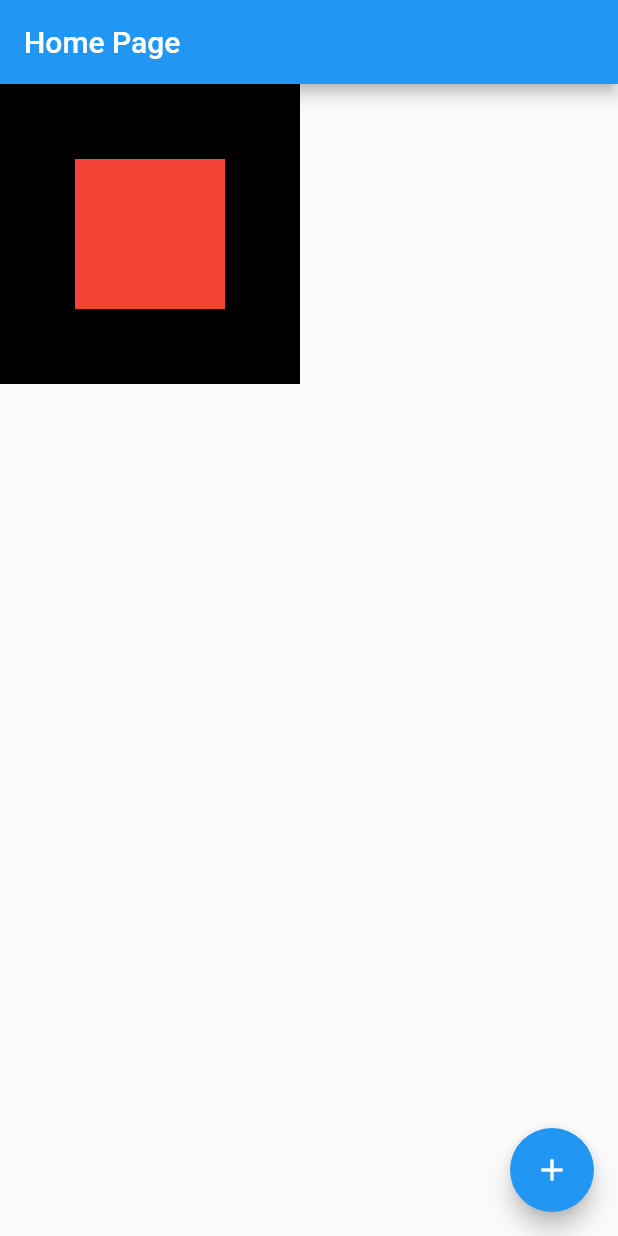
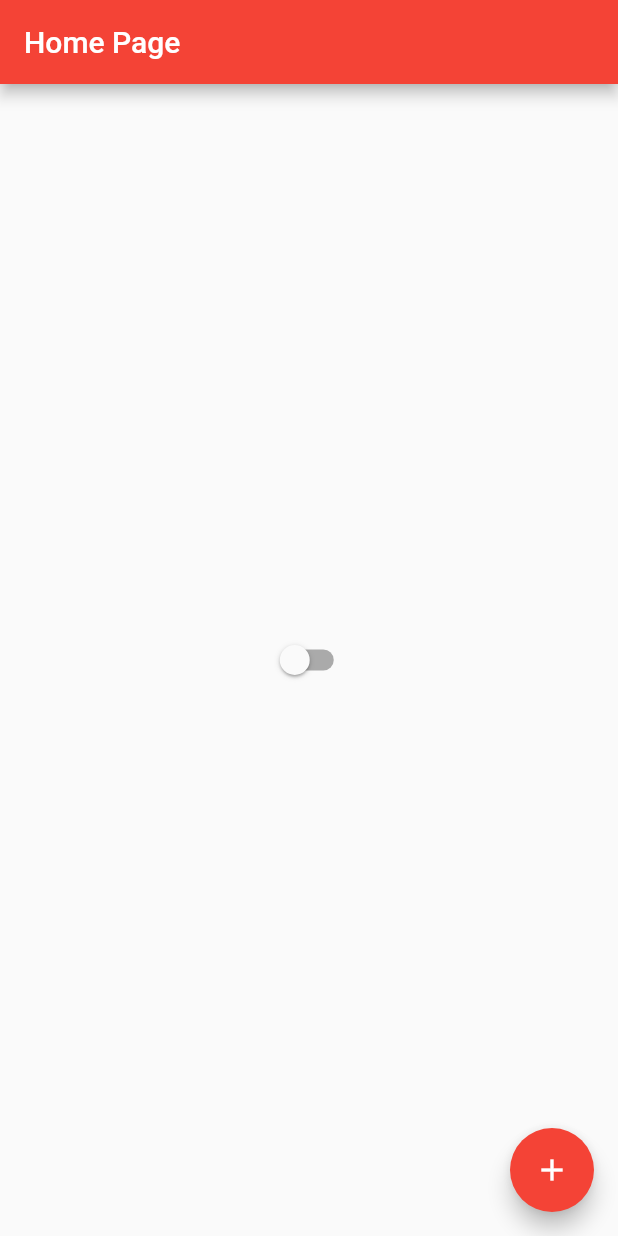
Before and after one commit to fasdacombr/Flutter, a Flutter app: the screen it shows after launch, on a phone screen of 412 x 824 dp. Run offline on Flutter 3.47's test engine with Material 2 defaults, Android fonts, the light colour scheme and no system bars.

Commit message:
Gerenciar outro estado

```diff
--- /dev/null
+++ b/lib/app_controller.dart
@@ -0,0 +1,12 @@
+import 'package:flutter/cupertino.dart';
+
+class AppController extends ChangeNotifier {
+  static AppController instance = AppController();
+
+  bool isDarkTheme = false;
+  changeTheme() {
+    isDarkTheme = !isDarkTheme;
+    notifyListeners();
+  }
+
+}
--- a/lib/app_widget.dart
+++ b/lib/app_widget.dart
@@ -1,14 +1,23 @@
 import 'package:flutter/material.dart';
+import 'package:ola_flavio/app_controller.dart';
 import 'package:ola_flavio/home_page.dart';
 
 class AppWidget extends StatelessWidget {
   @override
   Widget build(BuildContext context) {
-    return MaterialApp(
-      theme: ThemeData(
-        primarySwatch: Colors.blue,
-      ),
-      home: HomePage(),
+    return AnimatedBuilder(
+      animation: AppController.instance,
+      builder: (context, child) {
+        return MaterialApp(
+          theme: ThemeData(
+            primarySwatch: Colors.red,
+            brightness: AppController.instance.isDarkTheme
+                ? Brightness.dark
+                : Brightness.light,
+          ),
+          home: HomePage(),
+        );
+      },
     );
   }
 }
--- a/lib/home_page.dart
+++ b/lib/home_page.dart
@@ -1,4 +1,5 @@
 import 'package:flutter/material.dart';
+import 'package:ola_flavio/app_controller.dart';
 
 class HomePage extends StatefulWidget {
   @override
@@ -18,16 +19,12 @@ class HomePageState extends State<HomePage> {
           'Home Page',
         ),
       ),
-      body: Container(
-        height: 200,
-        width: 200,
-        color: Colors.black,
-        child: Center(
-          child: Container(
-            height: 100,
-            width: 100,
-            color: Colors.red,
-          ),
+      body: Center(
+        child: Switch(
+          value: AppController.instance.isDarkTheme,
+          onChanged: (value) {
+            AppController.instance.changeTheme();
+          },
         ),
       ),
       floatingActionButton: FloatingActionButton(
```
